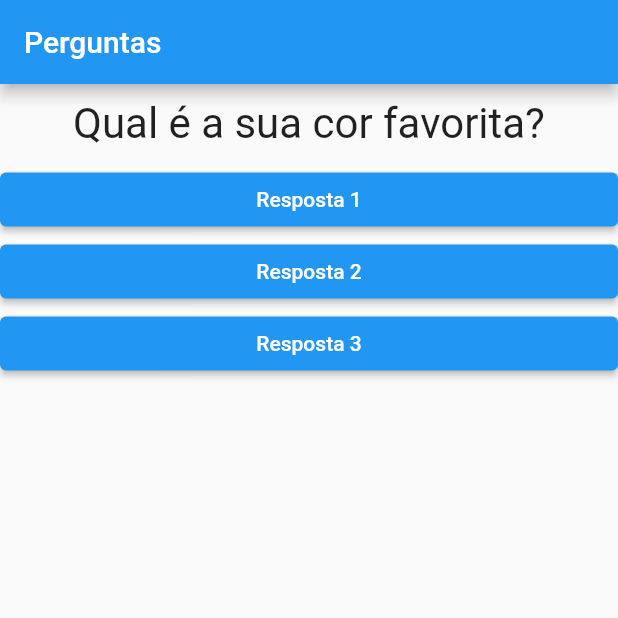
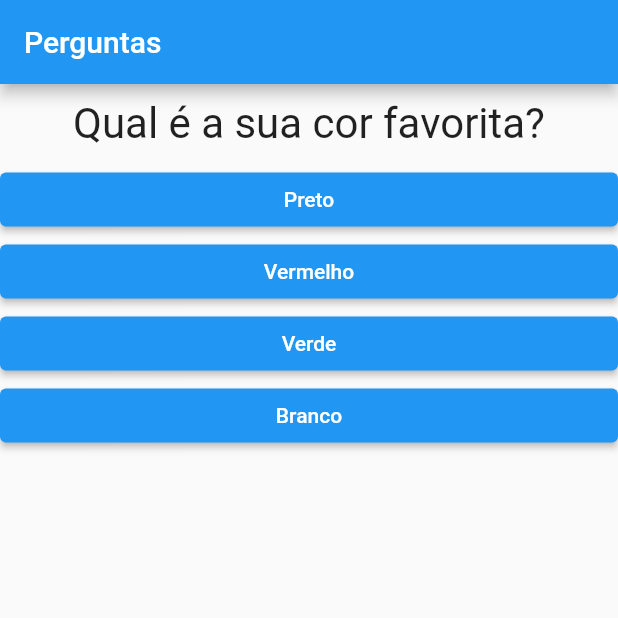
Before and after one commit to giuseppeusn/questions_game, a Flutter app: the screen it shows after launch, on a phone screen of 412 x 824 dp, the top half of it. Run offline on Flutter 3.47's test engine with Material 2 defaults, Android fonts, the phone set to English and light mode, and no system bars.

Commit message:
refactor: map the answers

```diff
--- a/lib/main.dart
+++ b/lib/main.dart
@@ -2,9 +2,7 @@ import 'package:flutter/material.dart';
 import './question.dart';
 import './answer.dart';
 
-main () {
-  runApp(QuestionApp());
-}
+void main () => runApp(const QuestionApp());
 
 class _QuestionAppState extends State<QuestionApp> {
   var _selectedQuestion = 0;
@@ -17,21 +15,22 @@ class _QuestionAppState extends State<QuestionApp> {
 
   @override
   Widget build(BuildContext context) {
-    final List<Map<String, Object>> questions = [
+    final questions = [
       {
         'text': 'Qual é a sua cor favorita?',
-        'answer': ['Preto','Vermelho','Verde','Branco',]
+        'answer': ['Preto','Vermelho','Verde','Branco']
       },
       {
         'text': 'Qual é a seu animal favorito?',
-        'answer': ['Coelho','Cobra','Elefante','Leão',]
+        'answer': ['Coelho','Cobra','Elefante','Leão']
       },
       {
         'text': 'Qual é sua estação favorita?',
-        'answer': ['Verão','Inverno','Outono','Primavera',]
+        'answer': ['Verão','Inverno','Outono','Primavera']
       }
     ];
 
+    List<String> answers = questions[_selectedQuestion]['answer'] as List<String>;
 
     return MaterialApp(
       home: Scaffold(
@@ -40,10 +39,8 @@ class _QuestionAppState extends State<QuestionApp> {
         ),
         body: Column(
           children: [
-            Question(questions[_selectedQuestion]['text'].toString()),
-            Answer("Resposta 1", _answer),
-            Answer("Resposta 2", _answer),
-            Answer("Resposta 3", _answer),
+            Question(questions[_selectedQuestion]['text'] as String),
+            ...answers.map((text) => Answer(text, _answer)).toList()
           ],
         ),
       ),
```
